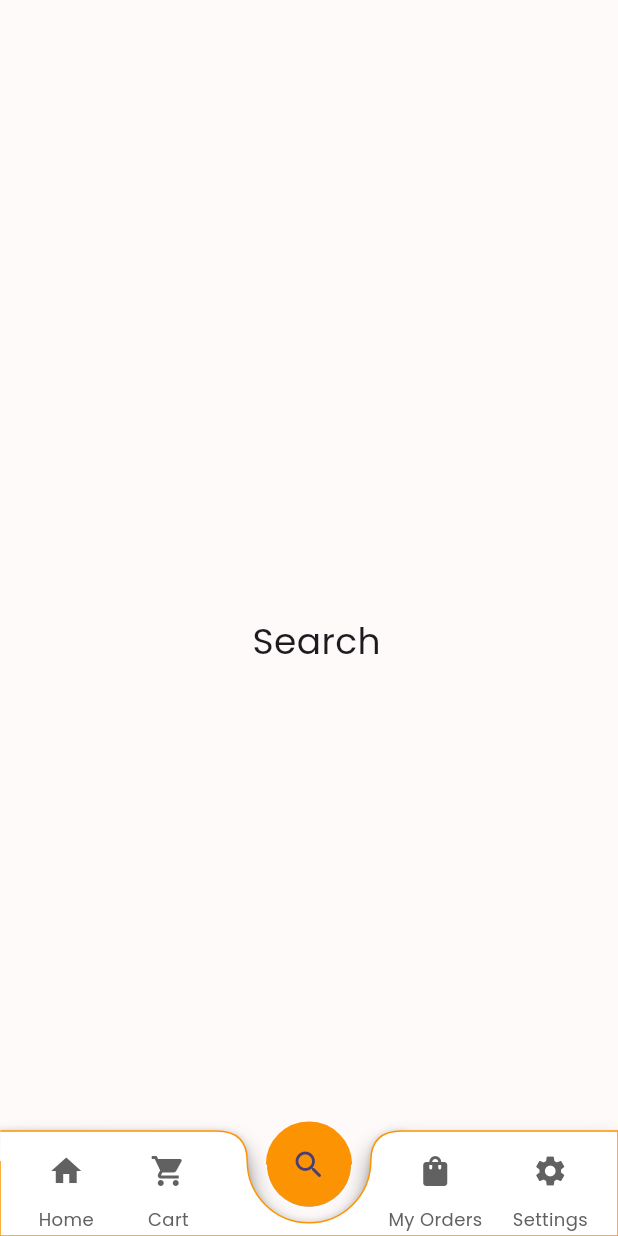
After one commit to EasyLex/pawtastic_dart, a Flutter app: the Bottombar screen opened directly, item 3 of the bottom bar chosen, after a tap on the "search" icon, on a phone screen of 412 x 824 dp. The commit adds this screen. Run offline on Flutter 3.47's test engine with Material 3 defaults, Android fonts, the phone set to English and light mode, and no system bars; our stand-ins replace lottie.

Commit message:
bottom bar final & my orders tabBar test

```diff
--- a/lib/main.dart
+++ b/lib/main.dart
@@ -1,4 +1,9 @@
 import 'package:flutter/material.dart';
+import 'package:untitled/pages/bottomBar.dart';
+import 'package:untitled/pages/cart.dart';
+import 'package:untitled/pages/myOrders.dart';
+import 'package:untitled/pages/search.dart';
+import 'package:untitled/pages/settings.dart';
 import 'package:untitled/pages/starting/forgotPassword.dart';
 import 'package:untitled/pages/home.dart';
 import 'package:untitled/pages/starting/loginPage.dart';
@@ -33,10 +38,14 @@ class MyApp extends StatelessWidget {
         '/test': (context) => TestPage(),
         '/': (context) => const StartingAnimation(),
         '/welcome': (context) => const Onboarding(),
-        '/home': (context) => const Home(),
         '/login': (context) => const Loginpage(),
         '/signup': (context) => const Signuppage(),
         '/forgot-password': (context) => const Forgotpassword(),
+        '/home': (context) => toHomePage(),
+        '/cart': (context) => toCartPage(),
+        '/my-orders': (context) => toMyOrdersPage(),
+        '/settings': (context) => toSettingsPage(),
+        '/search': (context) => toSearchPage(),
       },
       initialRoute: '/',
     );
--- /dev/null
+++ b/lib/pages/bottomBar.dart
@@ -0,0 +1,231 @@
+import 'package:flutter/material.dart';
+import 'package:untitled/pages/cart.dart';
+import 'package:untitled/pages/home.dart';
+import 'package:untitled/pages/myOrders.dart';
+import 'package:untitled/pages/search.dart';
+import 'package:untitled/pages/settings.dart';
+import 'package:untitled/widget/topquartercircleborder.dart';
+
+class Bottombar extends StatefulWidget {
+  final int initialIndex;  // Add a parameter for initial index
+  const Bottombar({super.key, this.initialIndex = 0});  // Default to Home page
+
+  @override
+  State<Bottombar> createState() => _BottombarState();
+}
+
+class _BottombarState extends State<Bottombar> {
+  late int currentIndex;
+
+  @override
+  void initState() {
+    super.initState();
+    currentIndex = widget.initialIndex;  // Set the initial index based on the passed parameter
+  }
+
+  setBottomBarIndex(index) {
+    setState(() {
+      currentIndex = index;
+    });
+  }
+
+  @override
+  Widget build(BuildContext context) {
+    final Size size = MediaQuery.of(context).size;
+    return Scaffold(
+      backgroundColor: Colors.white.withAlpha(55),
+      body: Stack(
+        children: [
+          // The main content of the body based on the currentIndex
+          IndexedStack(
+            index: currentIndex, // Change this based on the selected index
+            children: [
+              Home(),
+              Cart(),
+              MyOrders(),
+              Settings(),
+              Search(),
+            ],
+          ),
+
+          // The bottom navigation bar
+          Positioned(
+            bottom: 0,
+            left: 0,
+            child: Container(
+              width: size.width,
+              height: 70,
+              child: Stack(
+                children: [
+                  CustomPaint(
+                    size: Size(size.width, 70),
+                    painter: BNBCustomPainter(),
+                  ),
+                  Center(
+                    heightFactor: 0.8,
+                    child: FloatingActionButton(
+                      backgroundColor: currentIndex == 4 ? Color.fromRGBO(252, 147, 3, 1.0) : Colors.white,
+                      child: Icon(Icons.search_rounded),
+                      elevation: 0.1,
+                      shape: TopQuarterCircleBorder(strokeWidth: 1.5, outlineColor: Color.fromRGBO(252, 147, 3, 1.0)), // Use custom ,
+                      // shape: CircleBorder(
+                      //   side: BorderSide(
+                      //     color: Color.fromRGBO(252, 147, 3, 1.0), // Set the border color
+                      //     width: 1.0, // Set the border width
+                      //   ),
+                      // ),
+                      onPressed: () {
+                        setBottomBarIndex(4);
+                      },
+                    ),
+                  ),
+                  Container(
+                    width: size.width,
+                    height: 70,
+                    child: Row(
+                      mainAxisAlignment: MainAxisAlignment.spaceEvenly,
+                      children: [
+                        // Home icon with text
+                        Column(
+                          mainAxisSize: MainAxisSize.min,
+                          children: [
+                            IconButton(
+                              icon: Icon(
+                                Icons.home,
+                                color: currentIndex == 0 ? Color.fromRGBO(252, 147, 3, 1.0) : Colors.grey.shade700,
+                              ),
+                              onPressed: () {
+                                setBottomBarIndex(0);
+                              },
+                              splashColor: Colors.white,
+                            ),
+                            Text(
+                              'Home',
+                              style: TextStyle(
+                                color: currentIndex == 0 ? Color.fromRGBO(252, 147, 3, 1.0) : Colors.grey.shade700,
+                                fontSize: 12,
+                              ),
+                            ),
+                          ],
+                        ),
+                        // Cart icon with text
+                        Column(
+                          mainAxisSize: MainAxisSize.min,
+                          children: [
+                            IconButton(
+                              icon: Icon(
+                                Icons.shopping_cart,
+                                color: currentIndex == 1 ? Color.fromRGBO(252, 147, 3, 1.0) : Colors.grey.shade700,
+                              ),
+                              onPressed: () {
+                                setBottomBarIndex(1);
+                              },
+                            ),
+                            Text(
+                              'Cart',
+                              style: TextStyle(
+                                color: currentIndex == 1 ? Color.fromRGBO(252, 147, 3, 1.0) : Colors.grey.shade700,
+                                fontSize: 12,
+                              ),
+                            ),
+                          ],
+                        ),
+                        // Empty space between icons
+                        Container(
+                          width: size.width * 0.20,
+                        ),
+                        // Bag icon with text
+                        Column(
+                          mainAxisSize: MainAxisSize.min,
+                          children: [
+                            IconButton(
+                              icon: Icon(
+                                Icons.shopping_bag_rounded,
+                                color: currentIndex == 2 ? Color.fromRGBO(252, 147, 3, 1.0) : Colors.grey.shade700,
+                              ),
+                              onPressed: () {
+                                setBottomBarIndex(2);
+                              },
+                            ),
+                            Text(
+                              'My Orders',
+                              style: TextStyle(
+                                color: currentIndex == 2 ? Color.fromRGBO(252, 147, 3, 1.0) : Colors.grey.shade700,
+                                fontSize: 12,
+                              ),
+                            ),
+                          ],
+                        ),
+                        // Settings icon with text
+                        Column(
+                          mainAxisSize: MainAxisSize.min,
+                          children: [
+                            IconButton(
+                              icon: Icon(
+                                Icons.settings,
+                                color: currentIndex == 3 ? Color.fromRGBO(252, 147, 3, 1.0) : Colors.grey.shade700,
+                              ),
+                              onPressed: () {
+                                setBottomBarIndex(3);
+                              },
+                            ),
+                            Text(
+                              'Settings',
+                              style: TextStyle(
+                                color: currentIndex == 3 ? Color.fromRGBO(252, 147, 3, 1.0) : Colors.grey.shade700,
+                                fontSize: 12,
+                              ),
+                            ),
+                          ],
+                        ),
+                      ],
+                    ),
+                  ),
+                ],
+              ),
+            ),
+          ),
+        ],
+      ),
+    );
+  }
+}
+
+class BNBCustomPainter extends CustomPainter {
+  @override
+  void paint(Canvas canvas, Size size) {
+    Paint paint = Paint()
+      ..color = Colors.white // Fill color
+      ..style = PaintingStyle.fill;
+
+    Paint outlinePaint = Paint()
+      ..color = Color.fromRGBO(252, 147, 3, 1.0) // Outline color
+      ..style = PaintingStyle.stroke
+      ..strokeWidth = 1; // Outline width
+
+    Path path = Path();
+    path.moveTo(0.2, 0); // Start
+    path.quadraticBezierTo(size.width * 0.20, 0, size.width * 0.35, 0);
+    path.quadraticBezierTo(size.width * 0.40, 0, size.width * 0.40, 20);
+    path.arcToPoint(Offset(size.width * 0.60, 20), radius: Radius.circular(20.0), clockwise: false);
+    path.quadraticBezierTo(size.width * 0.60, 0, size.width * 0.65, 0);
+    path.quadraticBezierTo(size.width * 0.80, 0, size.width, 0);
+    path.lineTo(size.width, size.height);
+    path.lineTo(0, size.height);
+    path.lineTo(0, 20);
+    canvas.drawShadow(path, Colors.black, 5, true);
+    canvas.drawPath(path, paint);
+
+    // Draw the shadow
+    canvas.drawShadow(path, Colors.black, 5, true);
+    // Draw the filled path
+    canvas.drawPath(path, paint);
+    // Draw the outline
+    canvas.drawPath(path, outlinePaint);
+  }
+
+  @override
+  bool shouldRepaint(CustomPainter oldDelegate) {
+    return false;
+  }
+}
--- /dev/null
+++ b/lib/pages/cart.dart
@@ -0,0 +1,35 @@
+import 'package:flutter/material.dart';
+import 'package:untitled/pages/bottomBar.dart';
+
+class Cart extends StatefulWidget {
+  const Cart({super.key});
+
+  @override
+  State<Cart> createState() => _CartState();
+}
+
+class _CartState extends State<Cart> {
+  @override
+  Widget build(BuildContext context) {
+    return Scaffold(
+      backgroundColor: const Color.fromARGB(255, 255, 250, 250),
+      body: SafeArea(     //Membuat agar tidak tabrakan dengan status/notification bar
+        child: Container(
+          margin: EdgeInsets.only(top: 30, left: 10.0),
+          child: Center(
+            child: Text('Cart', style: TextStyle(fontSize: 24)),
+          ),
+        )
+
+
+      ),
+    );
+  }
+}
+
+class toCartPage extends StatelessWidget{
+  @override
+  Widget build(BuildContext context) {
+    return Bottombar(initialIndex: 1);
+  }
+}
--- a/lib/pages/home.dart
+++ b/lib/pages/home.dart
@@ -1,4 +1,5 @@
 import 'package:flutter/material.dart';
+import 'package:untitled/pages/bottomBar.dart';
 
 class Home extends StatefulWidget {
   const Home({super.key});
@@ -11,29 +12,35 @@ class _HomeState extends State<Home> {
   @override
   Widget build(BuildContext context) {
     return Scaffold(
-      body: SafeArea(     //Membuat agar tidak tabrakan dengan status/notification bar
-        child: Container(
-          margin: EdgeInsets.only(top: 30, left: 10.0),
+      backgroundColor: const Color.fromARGB(255, 255, 250, 250),
+      body: SafeArea(
+        child: SingleChildScrollView(
+          // Padding agar isi halaman bagian bawah tidak tertutup bottom bar
+          padding: EdgeInsets.only(bottom: 90),
           child: Column(
-            // mainAxisAlignment: MainAxisAlignment.center,
-            children: [
-              const Text(
-                "This UI avoids the status bar without an AppBar.",
-                textAlign: TextAlign.center,
-              ),
-              const SizedBox(height: 20),
-              ElevatedButton(
-                onPressed: () {
-                  Navigator.pushNamed(context, '/welcome');
-                },
-                child: const Text("Back"),
-              ),
-            ],
+            children: List.generate(50, (index) {
+              return ListTile(
+                title: Text('Item $index'),
+              );
+            }),
           ),
-        )
+        ),
+        // child: Container(
+        //   margin: EdgeInsets.only(top: 30, left: 10.0),
+        //   child: Center(
+        //     child: Text('Home Page', style: TextStyle(fontSize: 24)),
+        //   ),
+        // )
 
 
       ),
     );
   }
 }
+
+class toHomePage extends StatelessWidget{
+  @override
+  Widget build(BuildContext context) {
+    return Bottombar(initialIndex: 0);
+  }
+}
--- /dev/null
+++ b/lib/pages/myOrders.dart
@@ -0,0 +1,180 @@
+import 'package:flutter/material.dart';
+import 'package:untitled/pages/bottomBar.dart';
+
+// MyOrders Page with TabBar (Nested Navigation)
+class MyOrders extends StatefulWidget {
+  @override
+  _MyOrdersState createState() => _MyOrdersState();
+}
+
+class _MyOrdersState extends State<MyOrders> with SingleTickerProviderStateMixin {
+  late TabController _tabController;
+
+  @override
+  void initState() {
+    super.initState();
+    _tabController = TabController(length: 3, vsync: this);  // 3 tabs for processing, completed, and cancelled
+  }
+
+  @override
+  void dispose() {
+    _tabController.dispose();
+    super.dispose();
+  }
+
+  @override
+  Widget build(BuildContext context) {
+    return Scaffold(
+      appBar: AppBar(
+        backgroundColor: const Color.fromARGB(255, 255, 250, 250),
+        elevation: 0,
+        automaticallyImplyLeading: false,  // Remove back button
+        title: Padding(
+          padding: const EdgeInsets.only(top: 10.0),  // Add margin for the title
+          child: Column(
+            mainAxisSize: MainAxisSize.min,  // Ensure the column only takes as much space as needed
+            children: [
+              // Title Widget
+              const Center(
+                child: Text(
+                  'My Orders',
+                  style: TextStyle(
+                    color: Colors.black,
+                    fontWeight: FontWeight.bold,
+                    fontSize: 18.0,
+                  ),
+                ),
+              ),
+              // Add a SizedBox after the title
+              // const SizedBox(height: 20.0),  // Space between title and the TabBar
+            ],
+          ),
+        ),
+
+        iconTheme: const IconThemeData(color: Colors.black),
+        bottom: PreferredSize(
+          preferredSize: const Size.fromHeight(70.0),
+          child: Column(
+          children: [
+
+            Padding(
+              padding: const EdgeInsets.only(bottom: 5.0),
+              child: TabBar(
+                controller: _tabController,
+                labelColor: Colors.white,
+                unselectedLabelColor: Colors.black,
+                dividerColor: Colors.transparent,
+                indicatorSize: TabBarIndicatorSize.label,  // This ensures indicator takes up the full width of the tab
+                // indicatorWeight: 4.0,
+                indicator: BoxDecoration(
+                  color: Color.fromRGBO(252, 147, 3, 1.0),
+                  borderRadius: BorderRadius.circular(25.0),
+                ),
+               labelStyle: const TextStyle(
+                  fontSize: 16.0,
+                  fontWeight: FontWeight.w600,
+                ),
+                unselectedLabelStyle: const TextStyle(
+                  fontSize: 16.0,
+                  fontWeight: FontWeight.w400,
+                ),
+                tabs: const [
+                  Tab(
+                    child: Padding(
+                      padding: const EdgeInsets.symmetric(horizontal: 15.0),  // Add padding to create space around text
+                      child: Text('Delivered'),
+                    ),
+                  ),
+                  Tab(
+                    child: Padding(
+                      padding: const EdgeInsets.symmetric(horizontal: 12.0),  // Add padding to create space around text
+                      child: Text('Processing'),
+                    ),
+                  ),
+                  Tab(
+                    child: Padding(
+                      padding: const EdgeInsets.symmetric(horizontal: 17.0),  // Add padding to create space around text
+                      child: Text('Cancelled'),
+                    ),
+                  ),
+                ],
+              ),
+            ),
+            const SizedBox(height:5.0),
+          ],
+          ),
+        ),
+      ),
+      body: TabBarView(
+        controller: _tabController,
+        children: [
+          ProcessingOrders(),  // You should define these widgets
+          CompletedOrders(),
+          CancelledOrders(),
+        ],
+      ),
+    );
+  }
+}
+
+// Sub-page Widgets
+class ProcessingOrders extends StatelessWidget {
+  @override
+  Widget build(BuildContext context) {
+    return Scaffold(
+      backgroundColor: const Color.fromARGB(255, 206, 186, 186),
+      body: SafeArea(
+        child: Container(
+          margin: EdgeInsets.only(top: 30, left: 10.0),
+          child: Center(
+            child: Text('Processing orders'),
+          ),
+        )
+
+      ),
+    );
+  }
+}
+
+class CompletedOrders extends StatelessWidget {
+  @override
+  Widget build(BuildContext context) {
+    return Scaffold(
+      backgroundColor: const Color.fromARGB(255, 255, 250, 250),
+      body: SafeArea(
+        child: Container(
+          margin: EdgeInsets.only(top: 30, left: 10.0),
+          child: Center(
+            child: Text('Completed orders'),
+          ),
+        )
+
+      ),
+    );
+  }
+}
+
+class CancelledOrders extends StatelessWidget {
+  @override
+  Widget build(BuildContext context) {
+    return Scaffold(
+      backgroundColor: const Color.fromARGB(255, 255, 250, 250),
+      body: SafeArea(
+        child: Container(
+          margin: EdgeInsets.only(top: 30, left: 10.0),
+          child: Center(
+            child: Text('Cancelled orders'),
+          ),
+        )
+
+      ),
+    );
+  }
+}
+
+class toMyOrdersPage extends StatelessWidget{
+  @override
+  Widget build(BuildContext context) {
+    return Bottombar(initialIndex: 2);
+  }
+}
--- /dev/null
+++ b/lib/pages/search.dart
@@ -0,0 +1,35 @@
+import 'package:flutter/material.dart';
+import 'package:untitled/pages/bottomBar.dart';
+
+class Search extends StatefulWidget {
+  const Search({super.key});
+
+  @override
+  State<Search> createState() => _SearchState();
+}
+
+class _SearchState extends State<Search> {
+  @override
+  Widget build(BuildContext context) {
+    return Scaffold(
+      backgroundColor: const Color.fromARGB(255, 255, 250, 250),
+      body: SafeArea(
+        child: Container(
+          margin: EdgeInsets.only(top: 30, left: 10.0),
+          child: Center(
+            child: Text('Search', style: TextStyle(fontSize: 24)),
+          ),
+        )
+
+
+      ),
+    );
+  }
+}
+
+class toSearchPage extends StatelessWidget{
+  @override
+  Widget build(BuildContext context) {
+    return Bottombar(initialIndex: 4);
+  }
+}
--- /dev/null
+++ b/lib/pages/settings.dart
@@ -0,0 +1,35 @@
+import 'package:flutter/material.dart';
+import 'package:untitled/pages/bottomBar.dart';
+
+class Settings extends StatefulWidget {
+  const Settings({super.key});
+
+  @override
+  State<Settings> createState() => _SettingsState();
+}
+
+class _SettingsState extends State<Settings> {
+  @override
+  Widget build(BuildContext context) {
+    return Scaffold(
+      backgroundColor: const Color.fromARGB(255, 255, 250, 250),
+      body: SafeArea(
+        child: Container(
+          margin: EdgeInsets.only(top: 30, left: 10.0),
+          child: Center(
+            child: Text('Settings', style: TextStyle(fontSize: 24)),
+          ),
+        )
+
+
+      ),
+    );
+  }
+}
+
+class toSettingsPage extends StatelessWidget{
+  @override
+  Widget build(BuildContext context) {
+    return Bottombar(initialIndex: 3);
+  }
+}
--- a/lib/pages/starting/forgotPassword.dart
+++ b/lib/pages/starting/forgotPassword.dart
@@ -15,15 +15,15 @@ class _ForgotpasswordState extends State<Forgotpassword> {
       appBar: AppBar(
         backgroundColor: Color.fromARGB(255, 255, 250, 250),
         elevation: 0, // Removes shadow under the AppBar
-        leading: IconButton(
-          icon: Icon(Icons.arrow_back_ios),
-          onPressed: () {
-            Navigator.pop(context); // Go back to the previous screen
-          },
-        ),
+        // leading: IconButton(
+        //   icon: Icon(Icons.arrow_back_ios),
+        //   onPressed: () {
+        //     Navigator.pop(context); // Go back to the previous screen
+        //   },
+        // ),
       ),
       backgroundColor: const Color.fromARGB(255, 255, 250, 250),
-      body: SafeArea(  // Membuat agar tidak tabrakan dengan status/notification bar
+      body: SafeArea(
         child: SingleChildScrollView(
           child: Padding(
             padding: EdgeInsets.only(bottom: MediaQuery.of(context).viewInsets.bottom),
--- a/lib/pages/starting/loginPage.dart
+++ b/lib/pages/starting/loginPage.dart
@@ -110,7 +110,7 @@ class _LoginpageState extends State<Loginpage> {
                         ),
                       ),
                       onPressed: () {
-                        Navigator.pushNamed(context, '/test');
+                        Navigator.pushNamed(context, '/home');
                       },
                       child: const Text(
                           "Login",
--- /dev/null
+++ b/lib/widget/topquartercircleborder.dart
@@ -0,0 +1,61 @@
+import 'package:flutter/material.dart';
+
+class TopQuarterCircleBorder extends ShapeBorder {
+  final double strokeWidth;
+  final Color outlineColor;
+
+  const TopQuarterCircleBorder({
+    this.strokeWidth = 2.0,
+    this.outlineColor = Colors.orange,
+  });
+
+  @override
+  EdgeInsetsGeometry get dimensions => EdgeInsets.all(strokeWidth);
+
+  @override
+  Path getOuterPath(Rect rect, {TextDirection? textDirection}) {
+    // Returns the outer path of the shape (a full circle)
+    Path path = Path()..addOval(rect);
+    return path;
+  }
+
+  @override
+  void paint(Canvas canvas, Rect rect, {TextDirection? textDirection}) {
+    Paint paint = Paint()
+      ..color = outlineColor
+      ..style = PaintingStyle.stroke
+      ..strokeWidth = strokeWidth;
+
+    double radius = rect.width / 2;
+
+    // Create the top quarter circle (arc)
+    Path path = Path()
+      ..addArc(
+        Rect.fromCircle(center: rect.center, radius: radius),
+        -3.14 / 1, // Start angle (top of the circle)
+        3.14 / 1, // End angle (half-circle, i.e., top 1/2)
+      );
+
+    // Paint the top quarter arc
+    canvas.drawPath(path, paint);
+  }
+
+  @override
+  Path getInnerPath(Rect rect, {TextDirection? textDirection}) {
+    // In this case, there is no inner path
+    return Path(); // Returning an empty path
+  }
+
+  @override
+  ShapeBorder scale(double t) {
+    return TopQuarterCircleBorder(
+      strokeWidth: strokeWidth * t,
+      outlineColor: outlineColor,
+    );
+  }
+
+  @override
+  bool shouldRepaint(ShapeBorder oldDelegate) {
+    return false; // No need to repaint unless the shape changes
+  }
+}
```
